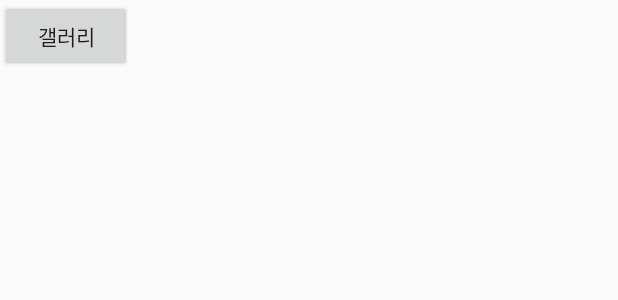
After one commit to ChoiJiEuni/Evergreen-sound-hanium-2018, an Android app: the layout activity_exif.xml on its own in the app's theme, with its tools: preview values and no code run, on a phone screen of 412 x 824 dp. The commit adds this screen. Shown: the top 300 px of the screen. Run offline under Robolectric (Android 15) with nearby library versions, the phone set to English and light mode, and no system bars.

Commit message:
이미지 exif추출 버튼 추가.

```diff
--- a/app/build.gradle
+++ b/app/build.gradle
@@ -1,8 +1,8 @@
 apply plugin: 'com.android.application'
 
 android {
-    compileSdkVersion 22
-    buildToolsVersion '27.0.3'
+    compileSdkVersion 26
+    buildToolsVersion '26.0.2'
 
     defaultConfig {
         applicationId "com.microsoft.projectoxford.faceapisample"
--- /dev/null
+++ b/app/src/main/res/layout/activity_exif.xml
@@ -0,0 +1,29 @@
+<?xml version="1.0" encoding="utf-8"?>
+<LinearLayout xmlns:android="http://schemas.android.com/apk/res/android"
+    xmlns:app="http://schemas.android.com/apk/res-auto"
+    xmlns:tools="http://schemas.android.com/tools"
+    android:layout_width="match_parent"
+    android:layout_height="match_parent"
+    tools:context="com.microsoft.projectoxford.face.samples.db.ExifActivity"
+    android:orientation="vertical">
+   <LinearLayout
+       android:layout_width="match_parent"
+       android:layout_height="wrap_content"
+       android:orientation="horizontal">
+       <Button
+           android:layout_width="wrap_content"
+           android:layout_height="wrap_content"
+           android:text="갤러리"
+           android:onClick="onClickgallery"/>
+   </LinearLayout>
+    <TextView
+        android:layout_width="match_parent"
+        android:layout_height="0dp"
+        android:layout_weight="5"
+        android:id="@+id/textView"/>
+    <ImageView
+        android:layout_width="match_parent"
+        android:layout_height="0dp"
+        android:layout_weight="1"
+        android:id="@+id/imageView"/>
+</LinearLayout>
```
Also changed, not shown: app/src/main/AndroidManifest.xml (+4 -3 lines), app/src/main/java/com/microsoft/projectoxford/face/samples/db/ExifActivity.java (added, +153 -0 lines), app/src/main/java/com/microsoft/projectoxford/face/samples/ui/MainActivity.java (+7 -0 lines), app/src/main/res/layout/activity_main.xml (+10 -0 lines), 1 other file.
